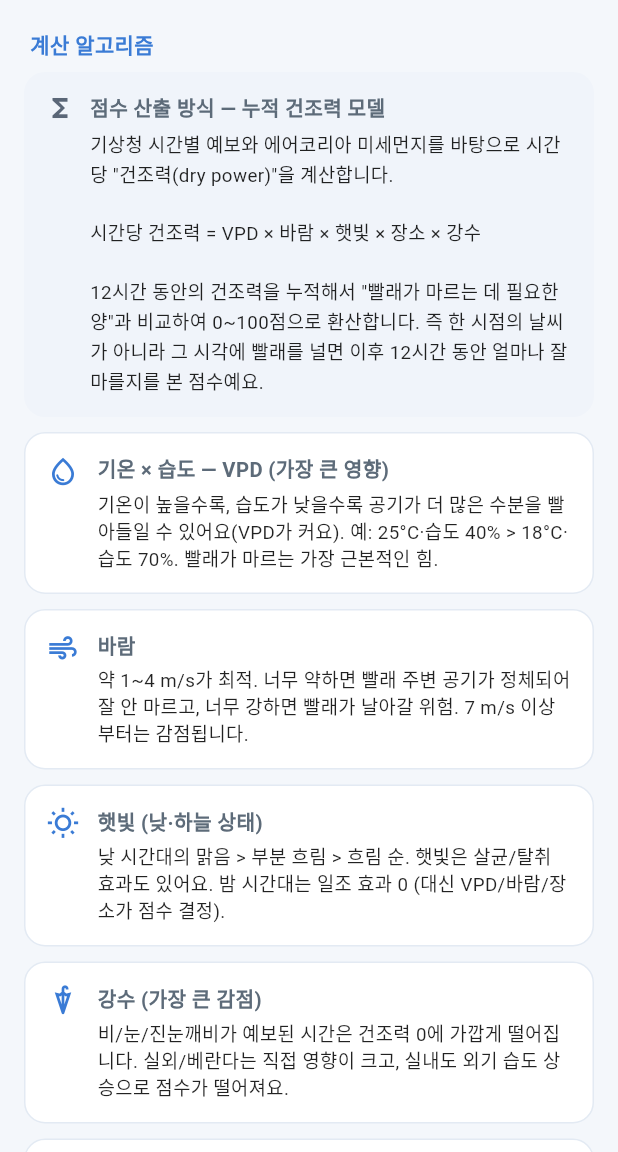
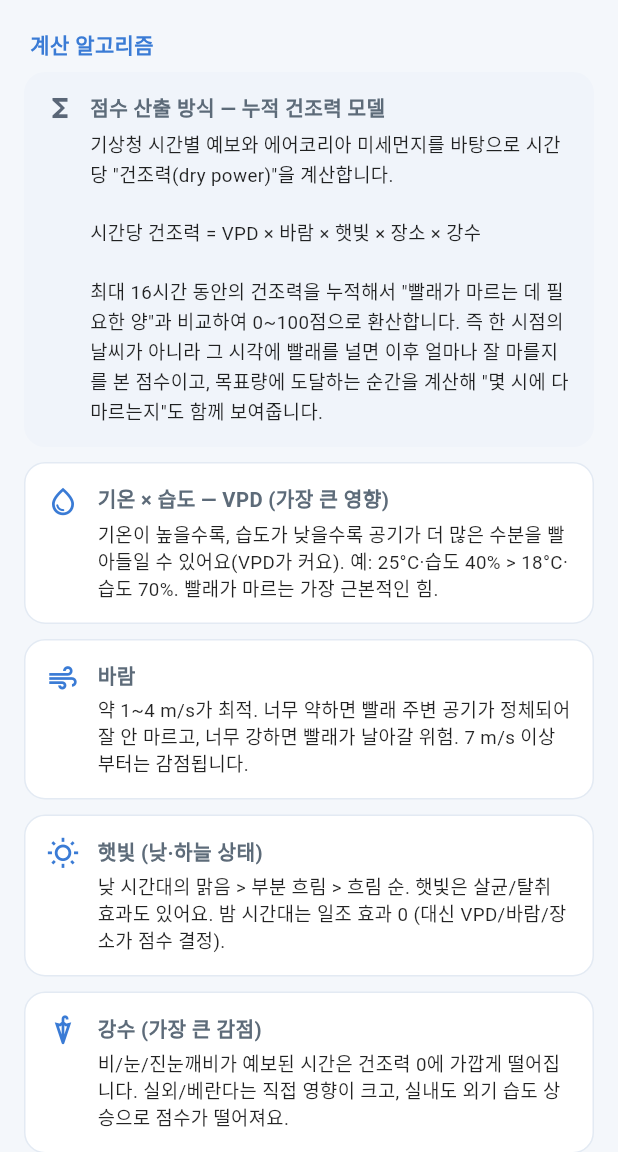
Before and after one commit to junhyung0806/ppallae_ppallae, a Flutter app: the ScoreCriteriaScreen screen opened directly, scrolled down 576 dp, on a phone screen of 412 x 824 dp, the part 84-1236 px from its top. Run offline on Flutter 3.47's test engine with Material 3 defaults, Android fonts, the phone set to English and light mode, and no system bars; our stand-ins replace geolocator, package_info_plus, shared_preferences; missing offline and left inert: dart:html, dart:js, dart:ui_web, home_widget, kakao_map_plugin, workmanager; accounts and stored records are empty; statements that could not run were skipped.

Commit message:
docs+fix: 기준 화면·포트폴리오를 실제 알고리즘과 동기화 (16h 건조창·07~22시·완료시각), 체크리스트 현행화
Co-Authored-By: Claude Fable 5 <noreply@anthropic.com>

```diff
--- a/lib/features/laundry/score_criteria_screen.dart
+++ b/lib/features/laundry/score_criteria_screen.dart
@@ -116,9 +116,10 @@ class ScoreCriteriaScreen extends StatelessWidget {
             body: '기상청 시간별 예보와 에어코리아 미세먼지를 바탕으로 '
                 '시간당 "건조력(dry power)"을 계산합니다.\n\n'
                 '시간당 건조력 = VPD × 바람 × 햇빛 × 장소 × 강수\n\n'
-                '12시간 동안의 건조력을 누적해서 "빨래가 마르는 데 필요한 양"과 비교하여 '
+                '최대 16시간 동안의 건조력을 누적해서 "빨래가 마르는 데 필요한 양"과 비교하여 '
                 '0~100점으로 환산합니다. 즉 한 시점의 날씨가 아니라 '
-                '그 시각에 빨래를 널면 이후 12시간 동안 얼마나 잘 마를지를 본 점수예요.',
+                '그 시각에 빨래를 널면 이후 얼마나 잘 마를지를 본 점수이고, '
+                '목표량에 도달하는 순간을 계산해 "몇 시에 다 마르는지"도 함께 보여줍니다.',
           ),
           ..._factors.map((f) => _FactorCard(info: f)),
           const SizedBox(height: 8),
@@ -129,10 +130,10 @@ class ScoreCriteriaScreen extends StatelessWidget {
             icon: Icons.schedule,
             title: '30시간 horizon · 최적 시작 시점 1개 선택',
             body: '지금부터 향후 30시간 동안 1시간 간격으로 빨래 시작 후보를 만들어, '
-                '각 후보마다 (세탁기 45분 후) 빨래를 너는 시점부터 12시간의 누적 건조력을 산출합니다. '
-                '점수가 가장 높은 후보 1개를 "추천 시간"으로 표시하고, '
-                '동점이면 빨래가 더 빨리 마르는 쪽을 우선합니다. '
-                '강수가 추천 시점 직전·직후에 있거나 일몰까지 충분히 마르지 않으면 점수가 감점됩니다.',
+                '각 후보마다 (세탁기 45분 후) 빨래를 너는 시점부터 최대 16시간의 누적 건조력을 산출합니다. '
+                '최고 점수와 큰 차이가 없으면 아침 7시~밤 10시 사이의 "가장 이른" 시작을 추천하고 '
+                '(새벽 세탁 추천 방지), 동점이면 빨래가 더 빨리 마르는 쪽을 우선합니다. '
+                '강수가 추천 시점 직전·직후에 있거나 실제 일몰까지 충분히 마르지 않으면 점수가 감점됩니다.',
           ),
           const _InfoCard(
             icon: Icons.checkroom,
```
Also changed, not shown: .claude/settings.json, 2 other files.
